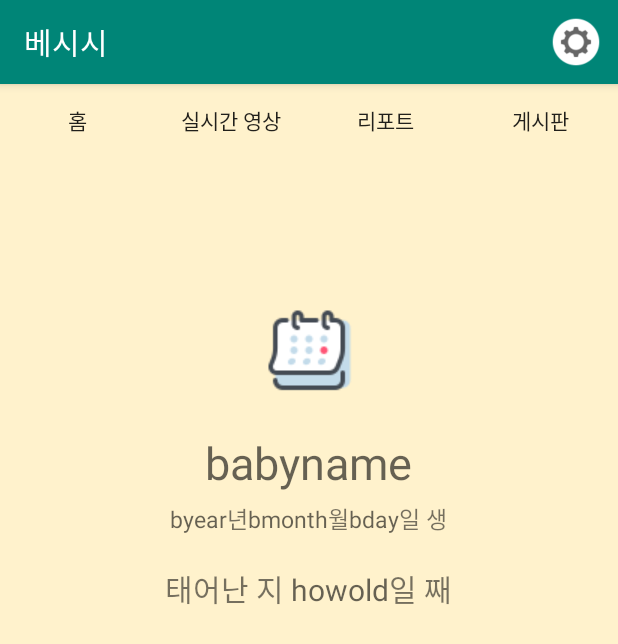
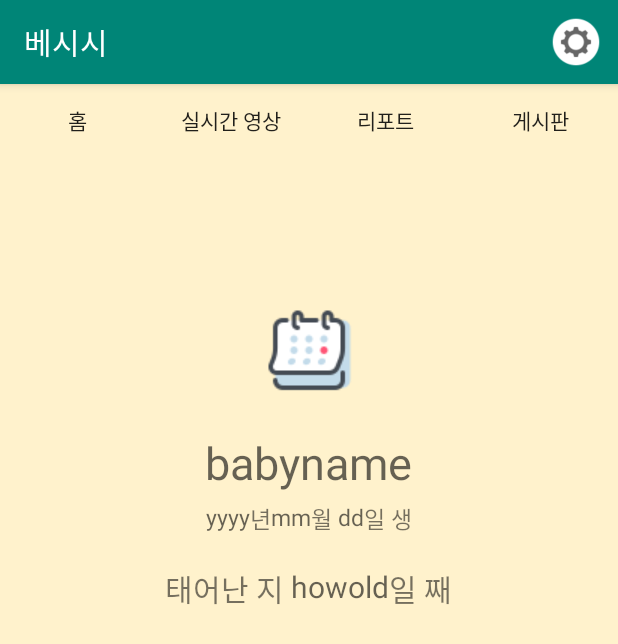
Before and after one commit to SusyKang/Project2019_Android, an Android app: the MainFragment screen opened directly, with no data from a screen before it, on a phone screen of 412 x 824 dp. Shown: the top 644 px of the screen. Run offline under Robolectric (Android 15) with nearby library versions, the phone set to English and light mode, and no system bars; 3 statements that could not run were skipped.

Commit message:
main fragment 오토레이아웃 적용

```diff
--- a/app/src/main/res/layout/fragment_main.xml
+++ b/app/src/main/res/layout/fragment_main.xml
@@ -12,9 +12,9 @@
 
         <ImageView
             android:id="@+id/mainicon"
-            android:layout_width="wrap_content"
+            android:layout_width="match_parent"
             android:layout_height="wrap_content"
-            android:layout_gravity="center_horizontal"
+            android:layout_gravity="center_vertical|center_horizontal"
             android:layout_marginTop="100dp"
             android:src="@drawable/calendar" />
 
@@ -28,29 +28,37 @@
             android:hint="babyname"
             android:textSize="30dp" />
 
-        <LinearLayout
+        <RelativeLayout
             android:layout_width="wrap_content"
             android:layout_height="wrap_content"
             android:orientation="horizontal"
             android:layout_gravity="center_horizontal"
             android:layout_marginTop="5dp" >
+
             <TextView
+                android:id="@+id/mainbyear"
+                android:layout_width="wrap_content"
+                android:layout_height="wrap_content"
+                android:layout_alignParentTop="true"
+                android:layout_marginTop="0dp"
+                android:gravity="right"
+                android:hint="yyyy"
+                android:textSize="15dp" />
+            <TextView
+                android:id="@+id/year"
                 android:layout_width="wrap_content"
                 android:layout_height="wrap_content"
                 android:textSize="15dp"
-                android:hint="byear"
-                android:id="@+id/mainbyear"/>
-            <TextView
-                android:layout_width="wrap_content"
-                android:layout_height="wrap_content"
-                android:textSize="15dp"
-                android:text="년"/>
+                android:text="년"
+                android:layout_toRightOf="@id/mainbyear"/>
 
             <TextView
                 android:id="@+id/mainbmonth"
                 android:layout_width="wrap_content"
                 android:layout_height="wrap_content"
-                android:hint="bmonth"
+                android:layout_toRightOf="@id/year"
+                android:gravity="right"
+                android:hint="mm"
                 android:textSize="15dp" />
 
             <TextView
@@ -58,47 +66,59 @@
                 android:layout_width="wrap_content"
                 android:layout_height="wrap_content"
                 android:gravity="center"
-                android:text="월"
-                android:textSize="15dp" />
+                android:text="월 "
+                android:textSize="15dp"
+                android:layout_toRightOf="@id/mainbmonth"/>
 
             <TextView
                 android:id="@+id/mainbday"
                 android:layout_width="wrap_content"
                 android:layout_height="wrap_content"
-                android:hint="bday"
+                android:layout_toRightOf="@id/month"
+                android:gravity="right"
+                android:hint="dd"
                 android:textSize="15dp" />
 
             <TextView
                 android:layout_width="wrap_content"
                 android:layout_height="wrap_content"
                 android:text="일 생"
-                android:textSize="15dp" />
-        </LinearLayout>
+                android:textSize="15dp"
+                android:layout_toRightOf="@id/mainbday"/>
+        </RelativeLayout>
 
-        <LinearLayout
+        <RelativeLayout
             android:layout_width="wrap_content"
             android:layout_height="wrap_content"
             android:layout_gravity="center_horizontal"
             android:orientation="horizontal"
             android:layout_marginTop="20dp">
+
             <TextView
+                android:id="@+id/how"
                 android:layout_width="wrap_content"
                 android:layout_height="wrap_content"
-                android:textSize="20dp"
-                android:text="태어난 지 " />
+                android:layout_below="@id/mainbyear"
+                android:text="태어난 지 "
+                android:textSize="20dp" />
+
             <TextView
                 android:id="@+id/howold"
                 android:layout_width="wrap_content"
                 android:layout_height="wrap_content"
-                android:textSize="20dp"
-                android:hint="howold"/>
+                android:layout_toRightOf="@id/how"
+                android:gravity="right"
+                android:hint="howold"
+                android:textSize="20dp" />
             <TextView
+                android:id="@+id/old"
                 android:layout_width="wrap_content"
                 android:layout_height="wrap_content"
                 android:textSize="20dp"
-                android:text="일 째" />
+                android:text="일 째"
+                android:layout_toRightOf="@id/howold"/>
 
-        </LinearLayout>
+        </RelativeLayout>
 
     </LinearLayout>
 
```
